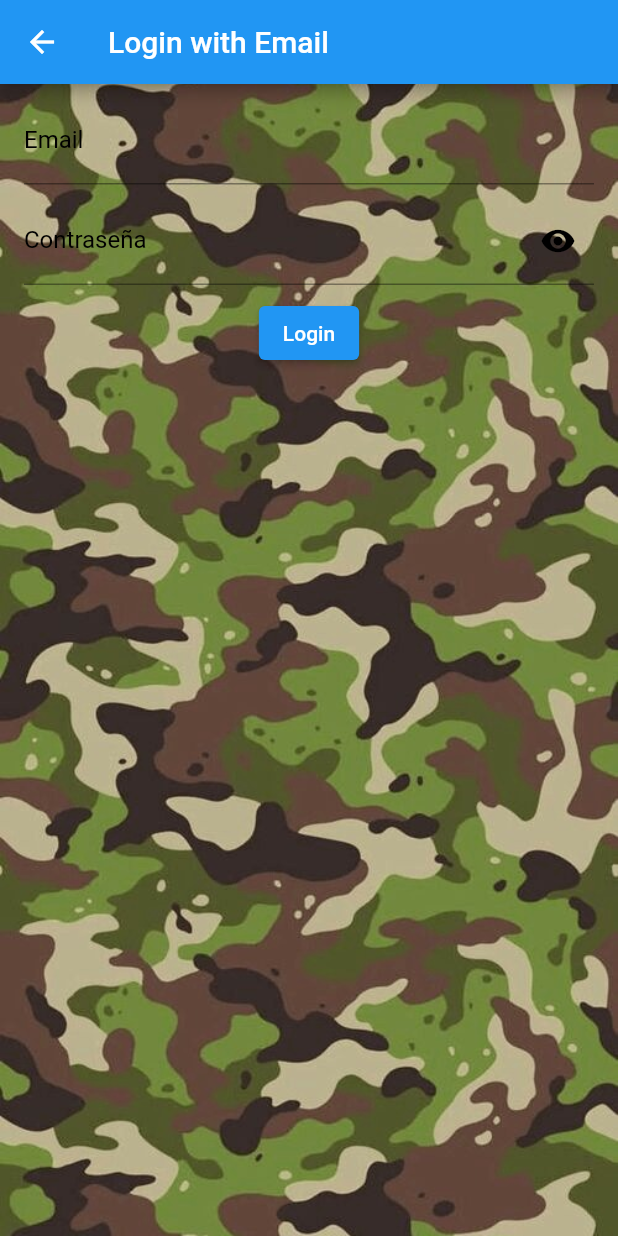
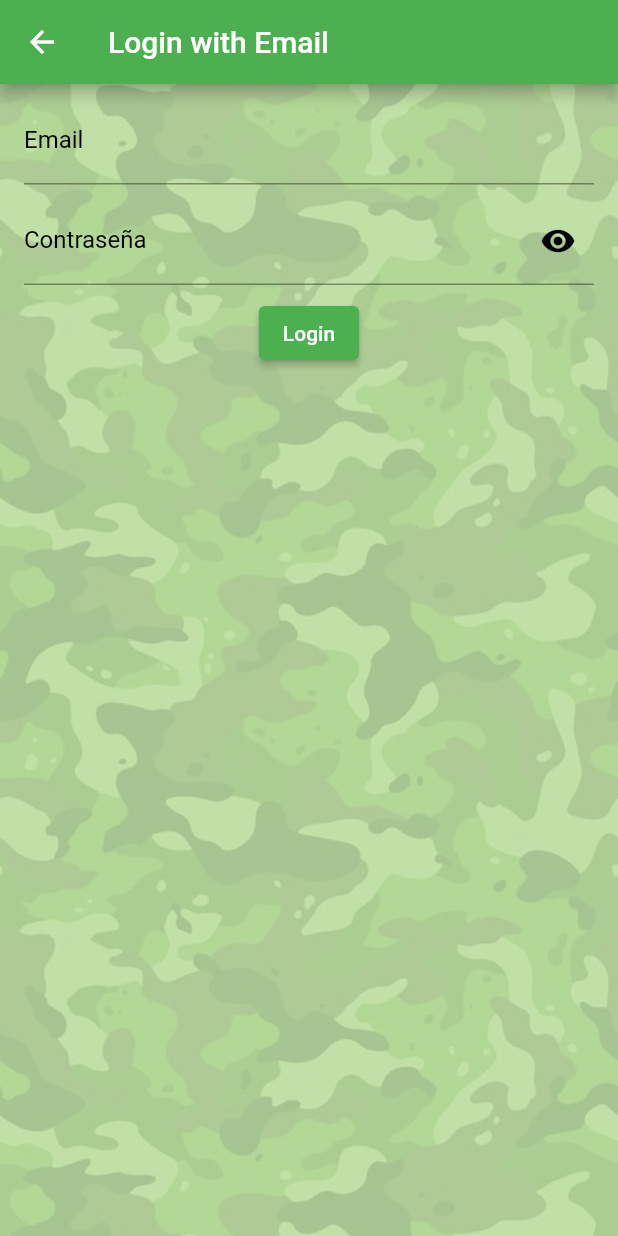
Before and after one commit to angelgoitia/flutter_simple, a Flutter app: the screen it shows after launch, after a tap on "Inicio con Email", on a phone screen of 412 x 824 dp. Run offline on Flutter 3.47's test engine with Material 2 defaults, Android fonts, the phone set to English and light mode, and no system bars; our stand-ins replace avatar_glow, firebase_auth, firebase_core, flutter_speed_dial, get, google_sign_in and 5 more; missing offline and left inert: auto_size_text_pk, dialogflow_grpc, sound_stream; accounts and stored records are empty; project files that could hold a hidden picture were left out.

Commit message:
add icon  and change color

```diff
--- a/lib/main.dart
+++ b/lib/main.dart
@@ -18,10 +18,10 @@ class MyApp extends StatelessWidget {
     return GetMaterialApp(
       title: '',
       theme: ThemeData(
-        primarySwatch: Colors.blue,
-        hoverColor: Colors.blue,
-        primaryColor: Colors.blue,
-        accentColor: Colors.blue,
+        primarySwatch: Colors.green,
+        hoverColor: Colors.green,
+        primaryColor: Colors.green,
+        accentColor: Colors.green,
       ),
       localizationsDelegates: [
         GlobalMaterialLocalizations.delegate
--- a/lib/views/intro_screnn_widget/loginPage.dart
+++ b/lib/views/intro_screnn_widget/loginPage.dart
@@ -45,7 +45,7 @@ class _LoginPageState extends State<LoginPage> {
                   child: Text(
                     'Inicio de Sesion',
                     textAlign: TextAlign.center,
-                    style: const TextStyle(fontSize: 24.0, fontWeight: FontWeight.bold),
+                    style: const TextStyle(fontSize: 24.0, fontWeight: FontWeight.bold, color: Colors.white),
 
                   ),
                 ),
@@ -87,7 +87,15 @@ class _LoginPageState extends State<LoginPage> {
                       ),
                       SizedBox(height: 48),
                       OutlinedButton(
-                        child: Text('Crear Cuenta'),
+                        style: OutlinedButton.styleFrom(
+                          side: BorderSide(width: 1.0, color: Colors.white),
+                        ),
+                        child: Text(
+                          'Crear Cuenta',
+                          style: TextStyle(
+                            color: Colors.white
+                          ),
+                        ),
                         onPressed: () => Get.to(() => EmailCreate(), transition: Transition.rightToLeft),
                       ),
                     ],
--- a/lib/views/intro_screnn_widget/widget_login/email_create_screen.dart
+++ b/lib/views/intro_screnn_widget/widget_login/email_create_screen.dart
@@ -32,13 +32,16 @@ class _EmailCreateState extends State<EmailCreate> {
     AuthController authController = Get.put(AuthController());
 
     return Scaffold(
-      appBar: AppBar(title: Text('Crear Cuenta')),
+      appBar: AppBar(
+        title: Text('Crear Cuenta')),
       body: Container(
         width: double.infinity,
         height: double.infinity,
         alignment: Alignment.center,
         decoration: BoxDecoration(
+          color: const Color(0xFFC2EBAC),
           image: DecorationImage(
+            colorFilter: new ColorFilter.mode(Colors.black.withOpacity(0.2), BlendMode.dstATop),
             image: AssetImage("assets/Fondo_Militar.jpg"),
             fit: BoxFit.cover,
           ),
--- a/lib/views/intro_screnn_widget/widget_login/email_signin_screen.dart
+++ b/lib/views/intro_screnn_widget/widget_login/email_signin_screen.dart
@@ -30,7 +30,9 @@ class _EmailSignInState extends State<EmailSignIn> {
           height: double.infinity,
           alignment: Alignment.center,
           decoration: BoxDecoration(
+            color: const Color(0xFFC2EBAC),
             image: DecorationImage(
+              colorFilter: new ColorFilter.mode(Colors.black.withOpacity(0.2), BlendMode.dstATop),
               image: AssetImage("assets/Fondo_Militar.jpg"),
               fit: BoxFit.cover,
             ),
```
Also changed, not shown: pubspec.yaml (+6 -1 lines), pubspec.lock, 22 other files.
